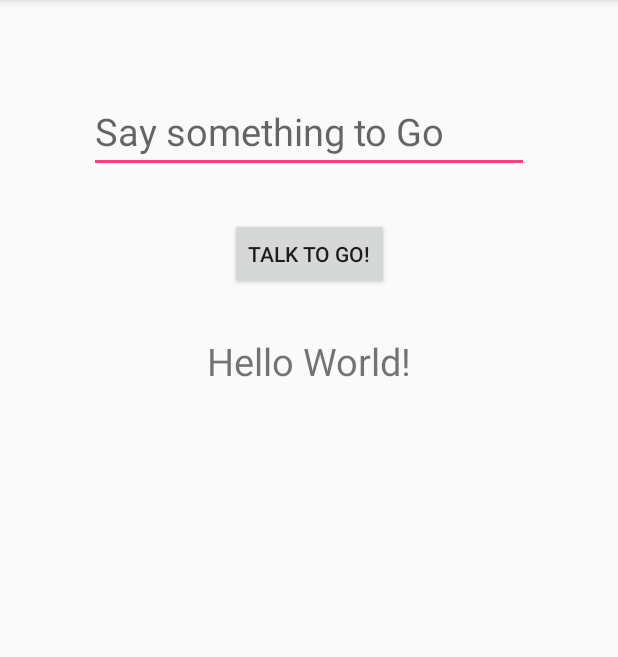
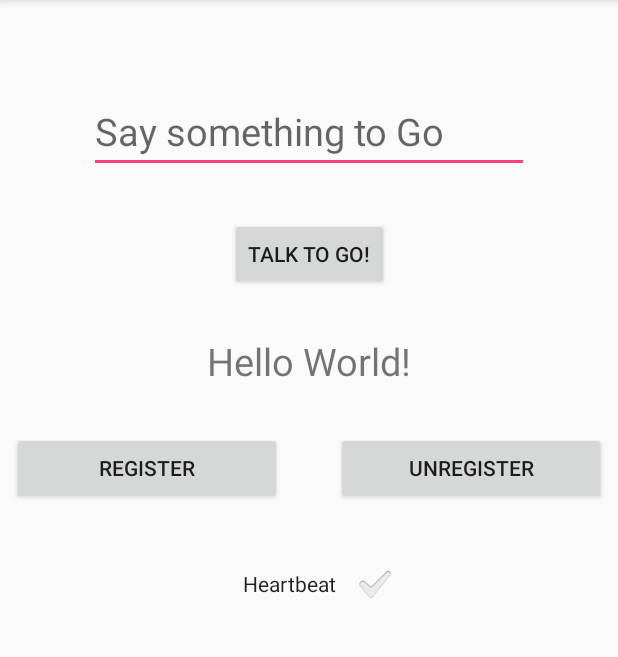
Before and after one commit to minus5/GomobileDemo, an Android app: the screen it shows after launch (MainActivity), on a phone screen of 412 x 824 dp, the part 84-741 px from its top. Run offline under Robolectric (Android 15) with nearby library versions, the phone set to English and light mode, and no system bars; 1 statement that could not run was skipped.

Commit message:
Implementation of callback mechanism for Go->Java communication

```diff
--- a/MyApplication/app/src/main/java/com/example/gomobile/androidlibrary/MainActivity.java
+++ b/MyApplication/app/src/main/java/com/example/gomobile/androidlibrary/MainActivity.java
@@ -2,16 +2,23 @@ package com.example.gomobile.androidlibrary;
 
 import android.support.v7.app.AppCompatActivity;
 import android.os.Bundle;
+import android.util.Log;
 import android.view.View;
+import android.widget.CheckedTextView;
 import android.widget.EditText;
 import android.widget.TextView;
 
 import androidlibrary.Androidlibrary;
+import androidlibrary.JavaCallback;
 
 public class MainActivity extends AppCompatActivity
 {
+    final static String TAG = MainActivity.class.getSimpleName();
+
     private EditText viewEdit;
     private TextView viewText;
+    private CheckedTextView checkText;
+    private JavaCallback javaCallback;
 
     @Override
     protected void onCreate(Bundle savedInstanceState)
@@ -21,11 +28,43 @@ public class MainActivity extends AppCompatActivity
 
         viewEdit = (EditText) findViewById(R.id.editText);
         viewText = (TextView) findViewById(R.id.viewText);
+        checkText = (CheckedTextView) findViewById(R.id.checkedTextView);
 
+        javaCallback = new JavaCallback()
+        {
+            @Override
+            public void heartbeat()
+            {
+                runOnUiThread(new Runnable()
+                {
+                    @Override
+                    public void run()
+                    {
+                        checkText.toggle();
+                    }
+                });
+            }
+
+            @Override
+            public void relayMessage(String s, long l)
+            {
+                Log.d(TAG, "Got a message from Go: " + s + ", value " + l);
+            }
+        };
     }
 
     public void talkToGo(View view)
     {
         viewText.setText(Androidlibrary.echo(viewEdit.getText().toString()));
     }
+
+    public void doRegister(View view)
+    {
+        Androidlibrary.registerCallback(javaCallback);
+    }
+
+    public void doUnregister(View view)
+    {
+        Androidlibrary.unregisterCallback();
+    }
 }
--- a/MyApplication/app/src/main/res/layout/activity_main.xml
+++ b/MyApplication/app/src/main/res/layout/activity_main.xml
@@ -47,5 +47,50 @@
         app:layout_constraintTop_toBottomOf="@+id/button"
         android:layout_marginTop="30dp"/>
 
+    <Button
+        android:id="@+id/btnReg"
+        android:layout_width="180dp"
+        android:layout_height="48dp"
+        android:layout_marginEnd="8dp"
+        android:layout_marginLeft="8dp"
+        android:layout_marginRight="8dp"
+        android:layout_marginStart="8dp"
+        android:layout_marginTop="30dp"
+        android:onClick="doRegister"
+        android:text="Register"
+        app:layout_constraintHorizontal_bias="0.0"
+        app:layout_constraintLeft_toLeftOf="parent"
+        app:layout_constraintRight_toLeftOf="@+id/btnUnreg"
+        app:layout_constraintTop_toBottomOf="@+id/viewText"/>
+
+    <Button
+        android:id="@+id/btnUnreg"
+        android:layout_width="180dp"
+        android:layout_height="48dp"
+        android:layout_marginEnd="8dp"
+        android:layout_marginRight="8dp"
+        android:layout_marginTop="30dp"
+        android:onClick="doUnregister"
+        android:text="Unregister"
+        app:layout_constraintRight_toRightOf="parent"
+        app:layout_constraintTop_toBottomOf="@+id/viewText"/>
+
+    <CheckedTextView
+        android:id="@+id/checkedTextView"
+        android:layout_width="114dp"
+        android:layout_height="46dp"
+        android:layout_marginLeft="8dp"
+        android:layout_marginRight="8dp"
+        android:layout_marginTop="30dp"
+        android:checkMark="?android:attr/textCheckMark"
+        android:checked="false"
+        android:clickable="false"
+        android:gravity="center"
+        android:text="Heartbeat"
+        android:textAlignment="center"
+        app:layout_constraintLeft_toLeftOf="parent"
+        app:layout_constraintRight_toRightOf="parent"
+        app:layout_constraintTop_toBottomOf="@+id/btnReg"/>
+
 
 </android.support.constraint.ConstraintLayout>
```
Also changed, not shown: 2 other files.
